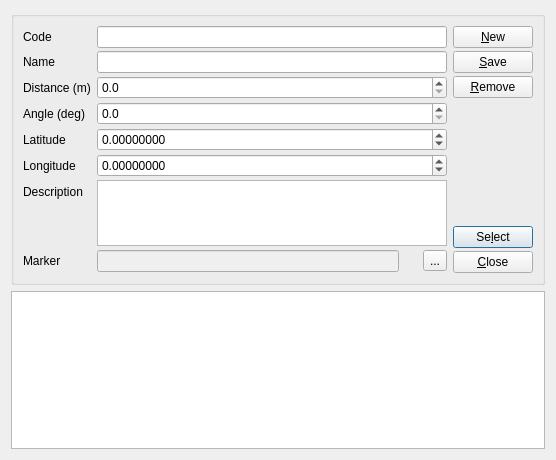
Above: core/dialoglocation.ui from ipsusila/radenv before the change. Below: the same form after it.
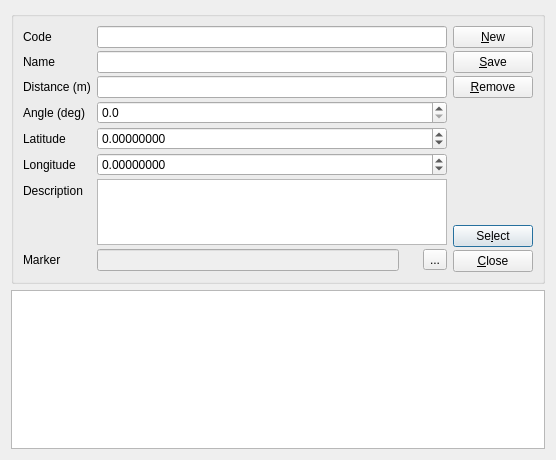
That is the form after the change.

Commit message: Modify location to support multiple distance at the same sector

```diff
--- a/core/dialoglocation.ui
+++ b/core/dialoglocation.ui
@@ -171,14 +171,7 @@
          </widget>
         </item>
         <item row="2" column="1">
-         <widget class="QDoubleSpinBox" name="numDistance">
-          <property name="decimals">
-           <number>1</number>
-          </property>
-          <property name="maximum">
-           <double>100000000.000000000000000</double>
-          </property>
-         </widget>
+         <widget class="QLineEdit" name="edDistances"/>
         </item>
        </layout>
       </item>
```
Left out of the diff: 2 changed lines with no effect on the pictures. The commit also changes 8 other files.
